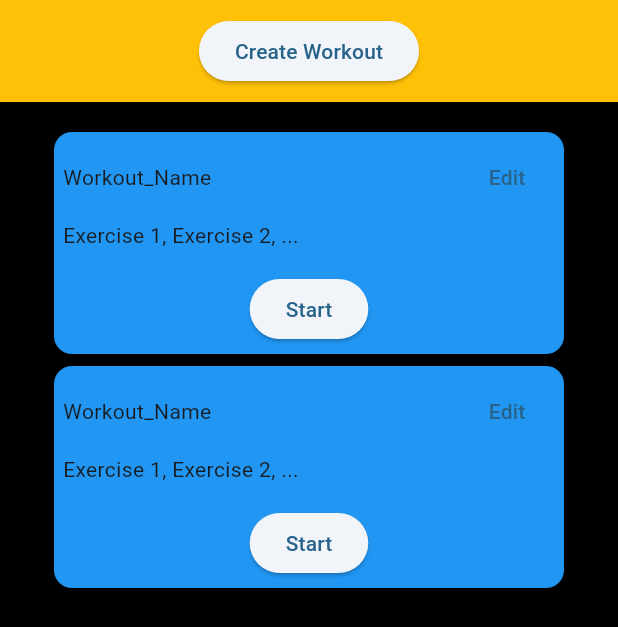
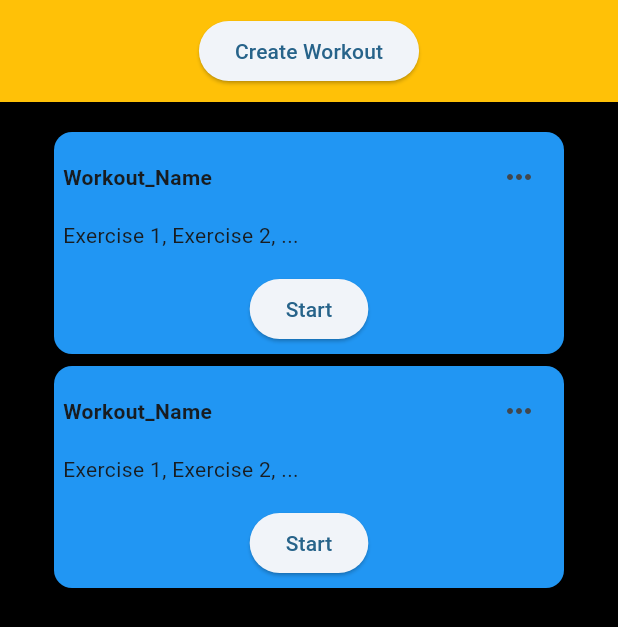
Before and after one commit to egentilucci/work-it-out, a Flutter app: the screen it shows after launch, on a phone screen of 412 x 824 dp. Shown: the top 627 px of the screen. Run offline on Flutter 3.47's test engine with Material 2 defaults, Android fonts, the phone set to English and light mode, and no system bars.

Commit message:
feat: substitute "edit" with "Icons.more_horiz"

```diff
--- a/lib/home.dart
+++ b/lib/home.dart
@@ -27,7 +27,8 @@ class HomePage extends StatelessWidget {
                 width: MediaQuery.of(context).size.width,
                 color: Colors.black,
                 child: const Padding(
-                  padding: EdgeInsets.symmetric(horizontal: 32.0, vertical: 16.0),
+                  padding:
+                      EdgeInsets.symmetric(horizontal: 32.0, vertical: 16.0),
                   child: Column(
                     children: [
                       WorkoutCard(),
@@ -59,11 +60,9 @@ class WorkoutCard extends StatelessWidget {
             Row(
               mainAxisAlignment: MainAxisAlignment.spaceBetween,
               children: [
-                const Text('Workout_Name'),
-                TextButton(
-                  onPressed: () {},
-                  child: const Text("Edit"),
-                )
+                const Text('Workout_Name',
+                    style: TextStyle(fontWeight: FontWeight.bold)),
+                IconButton(onPressed: () {}, icon: const Icon(Icons.more_horiz))
               ],
             ),
             const SizedBox(height: 5),
```
